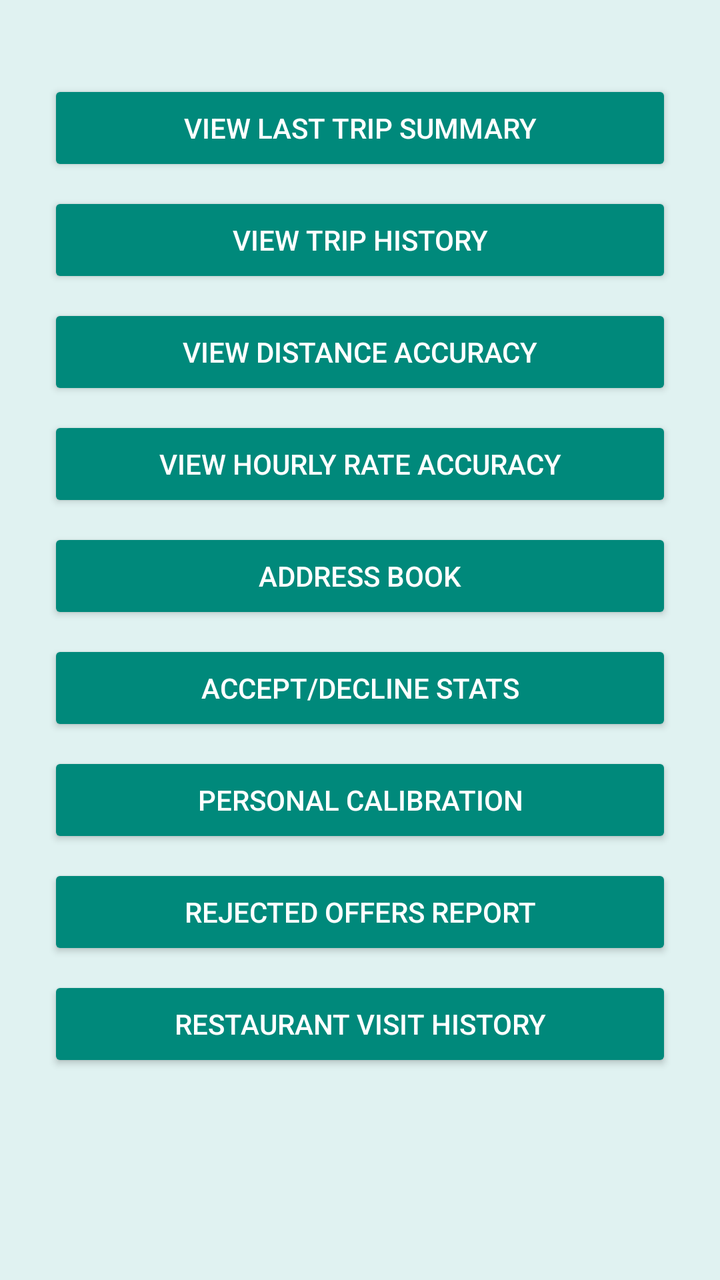
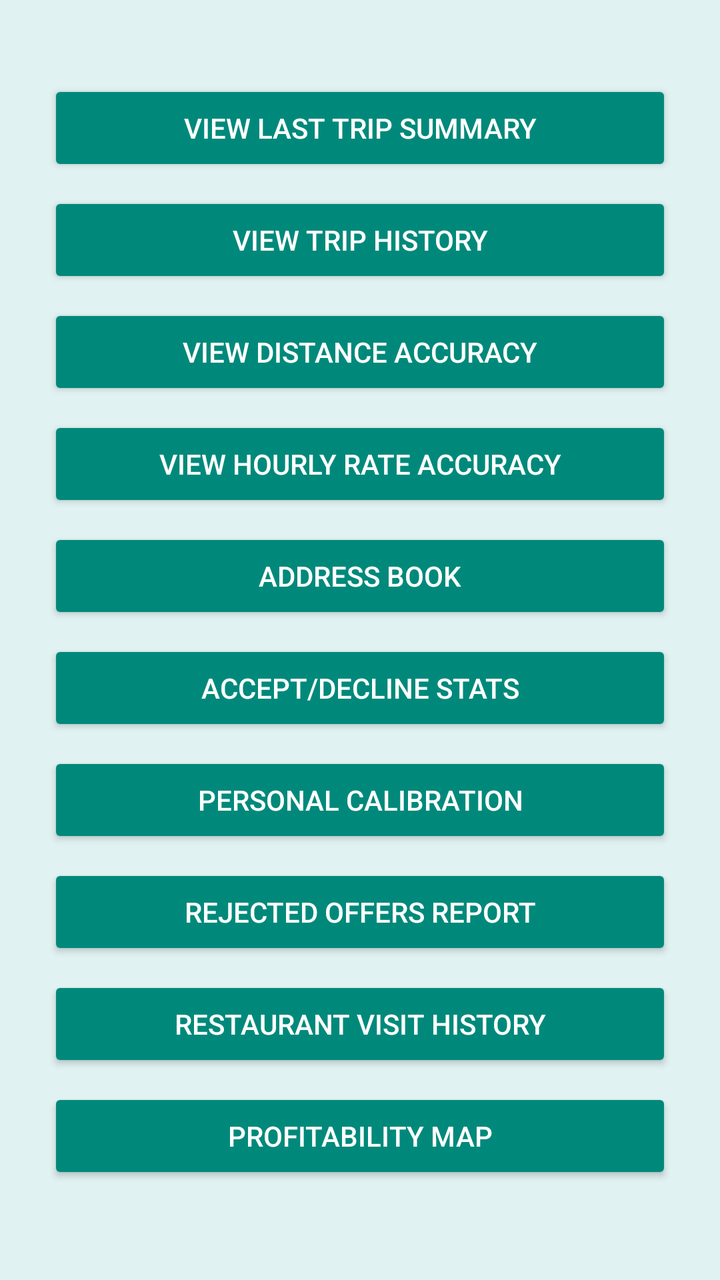

The first picture is an Android layout as it rendered before a commit; the second is the same layout after the commit. The layout source and the unified diff follow.
<!-- AndroidManifest.xml: activity theme Theme.DasherMonitor.TripHistory -->
<!-- res/layout/activity_trip_history.xml -->
<?xml version="1.0" encoding="utf-8"?>
<ScrollView xmlns:android="http://schemas.android.com/apk/res/android"
    android:layout_width="match_parent"
    android:layout_height="match_parent"
    android:background="@color/trip_history_teal_light">

<LinearLayout
    android:layout_width="match_parent"
    android:layout_height="wrap_content"
    android:orientation="vertical"
    android:gravity="center_horizontal"
    android:padding="24dp">

    <Button
        android:id="@+id/viewSummaryButton"
        android:backgroundTint="?attr/colorPrimary"
        android:textColor="#FFFFFF"
        android:layout_width="match_parent"
        android:layout_height="wrap_content"
        android:layout_marginTop="16dp"
        android:text="@string/view_last_trip_summary" />

    <Button
        android:id="@+id/viewTripHistoryButton"
        android:backgroundTint="?attr/colorPrimary"
        android:textColor="#FFFFFF"
        android:layout_width="match_parent"
        android:layout_height="wrap_content"
        android:layout_marginTop="8dp"
        android:text="@string/view_trip_history" />

    <Button
        android:id="@+id/viewDistanceAccuracyButton"
        android:backgroundTint="?attr/colorPrimary"
        android:textColor="#FFFFFF"
        android:layout_width="match_parent"
        android:layout_height="wrap_content"
        android:layout_marginTop="8dp"
        android:text="@string/view_distance_accuracy" />

    <Button
        android:id="@+id/viewHourlyRateAccuracyButton"
        android:backgroundTint="?attr/colorPrimary"
        android:textColor="#FFFFFF"
        android:layout_width="match_parent"
        android:layout_height="wrap_content"
        android:layout_marginTop="8dp"
        android:text="@string/view_hourly_rate_accuracy" />

    <Button
        android:id="@+id/addressBookButton"
        android:backgroundTint="?attr/colorPrimary"
        android:textColor="#FFFFFF"
        android:layout_width="match_parent"
        android:layout_height="wrap_content"
        android:layout_marginTop="8dp"
        android:text="@string/address_book" />

    <Button
        android:id="@+id/acceptanceStatsButton"
        android:backgroundTint="?attr/colorPrimary"
        android:textColor="#FFFFFF"
        android:layout_width="match_parent"
        android:layout_height="wrap_content"
        android:layout_marginTop="8dp"
        android:text="@string/acceptance_stats" />

    <Button
        android:id="@+id/personalCalibrationButton"
        android:backgroundTint="?attr/colorPrimary"
        android:textColor="#FFFFFF"
        android:layout_width="match_parent"
        android:layout_height="wrap_content"
        android:layout_marginTop="8dp"
        android:text="@string/personal_calibration" />

    <Button
        android:id="@+id/rejectedOffersReportButton"
        android:backgroundTint="?attr/colorPrimary"
        android:textColor="#FFFFFF"
        android:layout_width="match_parent"
        android:layout_height="wrap_content"
        android:layout_marginTop="8dp"
        android:text="@string/rejected_offers_report" />

    <Button
        android:id="@+id/restaurantVisitHistoryButton"
        android:backgroundTint="?attr/colorPrimary"
        android:textColor="#FFFFFF"
        android:layout_width="match_parent"
        android:layout_height="wrap_content"
        android:layout_marginTop="8dp"
        android:text="@string/restaurant_visit_history" />

</LinearLayout>
</ScrollView>
<!-- resources referenced by this layout -->
<resources>
  <color name="trip_history_teal_light">#E0F2F1</color>
  <string name="acceptance_stats">Accept/Decline Stats</string>
  <string name="address_book">Address Book</string>
  <string name="personal_calibration">Personal Calibration</string>
  <string name="rejected_offers_report">Rejected Offers Report</string>
  <string name="restaurant_visit_history">Restaurant Visit History</string>
  <string name="view_distance_accuracy">View Distance Accuracy</string>
  <string name="view_hourly_rate_accuracy">View Hourly Rate Accuracy</string>
  <string name="view_last_trip_summary">View Last Trip Summary</string>
  <string name="view_trip_history">View Trip History</string>
  <style name="Theme.DasherMonitor.TripHistory">
          <item name="colorPrimary">@color/trip_history_teal</item>
          <item name="colorPrimaryDark">@color/trip_history_teal_dark</item>
          <item name="colorAccent">@color/trip_history_teal</item>
      </style>
  <color name="trip_history_teal">#00897B</color>
  <color name="trip_history_teal_dark">#00695C</color>
</resources>

<!-- the commit's change to res/layout/activity_trip_history.xml (unified diff, before → after) -->
@@ -92,5 +92,14 @@
         android:layout_marginTop="8dp"
         android:text="@string/restaurant_visit_history" />
 
+    <Button
+        android:id="@+id/locationProfitabilityMapButton"
+        android:backgroundTint="?attr/colorPrimary"
+        android:textColor="#FFFFFF"
+        android:layout_width="match_parent"
+        android:layout_height="wrap_content"
+        android:layout_marginTop="8dp"
+        android:text="@string/location_profitability_map" />
+
 </LinearLayout>
 </ScrollView>
<!-- resource entries referenced after the edit -->
@@ -3,6 +3,7 @@
   <color name="trip_history_teal_light">#E0F2F1</color>
   <string name="acceptance_stats">Accept/Decline Stats</string>
   <string name="address_book">Address Book</string>
+  <string name="location_profitability_map">Profitability Map</string>
   <string name="personal_calibration">Personal Calibration</string>
   <string name="rejected_offers_report">Rejected Offers Report</string>
   <string name="restaurant_visit_history">Restaurant Visit History</string>
